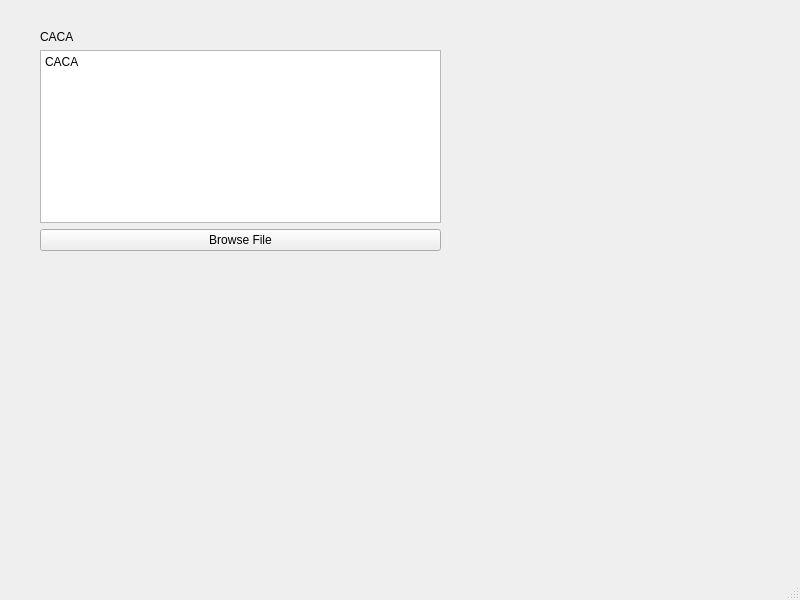
Above: TD_Steganography/Decrypt_cpp/mainwindow.ui from JulienCarayon/CoursCpp before the change. Below: the same form after it.
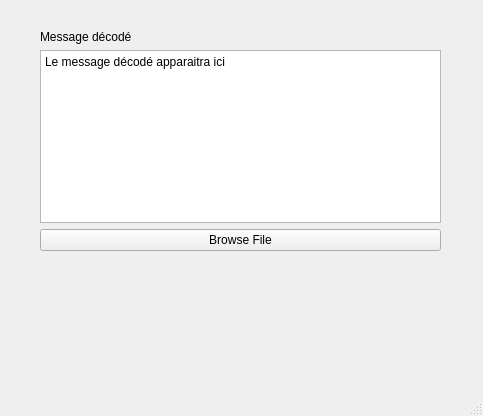
That is the form after the change.

Commit message: :sparkles: New TD added, with python script to encrypt and decrypt message. And the Cpp decrypt QT Project

```diff
--- a/TD_Steganography/Decrypt_cpp/mainwindow.ui
+++ b/TD_Steganography/Decrypt_cpp/mainwindow.ui
@@ -6,8 +6,8 @@
    <rect>
     <x>0</x>
     <y>0</y>
-    <width>800</width>
-    <height>600</height>
+    <width>483</width>
+    <height>416</height>
    </rect>
   </property>
   <property name="windowTitle">
@@ -27,14 +27,14 @@
      <item>
       <widget class="QLabel" name="label_caca">
        <property name="text">
-        <string>CACA</string>
+        <string>Message décodé</string>
        </property>
       </widget>
      </item>
      <item>
       <widget class="QPlainTextEdit" name="plainTextEdit">
        <property name="plainText">
-        <string>CACA</string>
+        <string>Le message décodé apparaitra ici</string>
        </property>
       </widget>
      </item>
```
Left out of the diff: 8 changed lines with no effect on the pictures. The commit also changes 8 other files.
